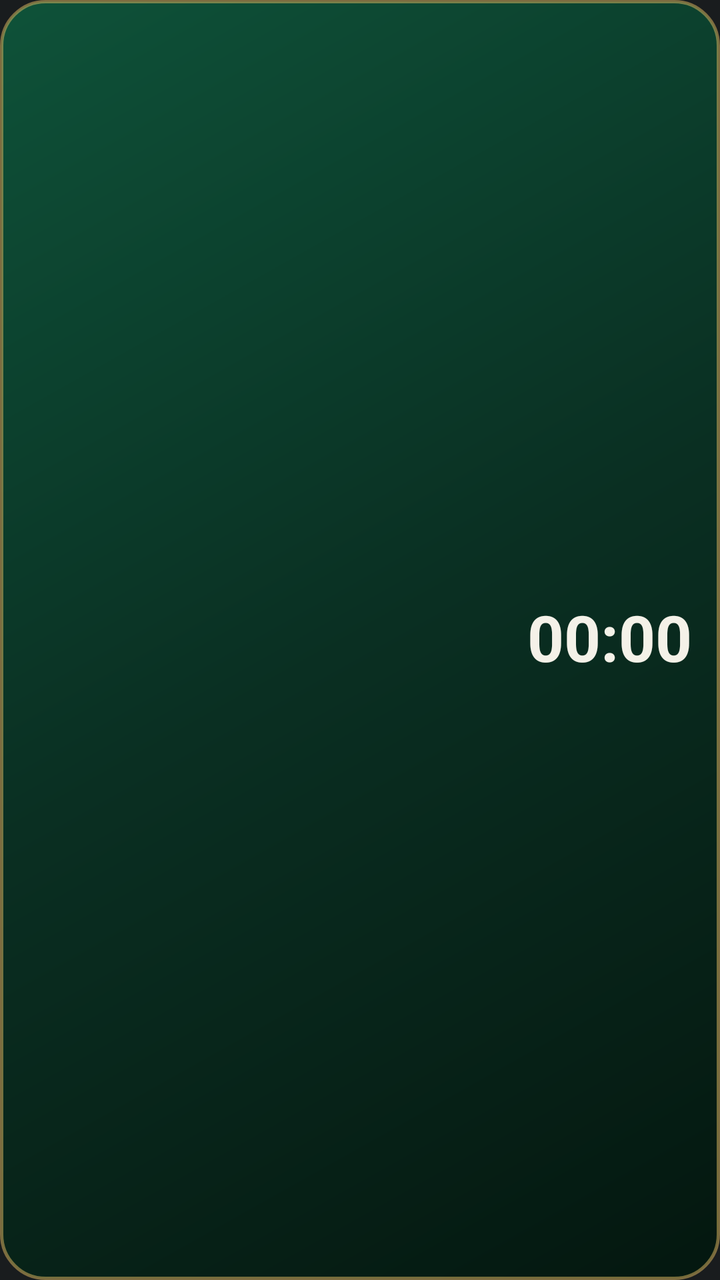
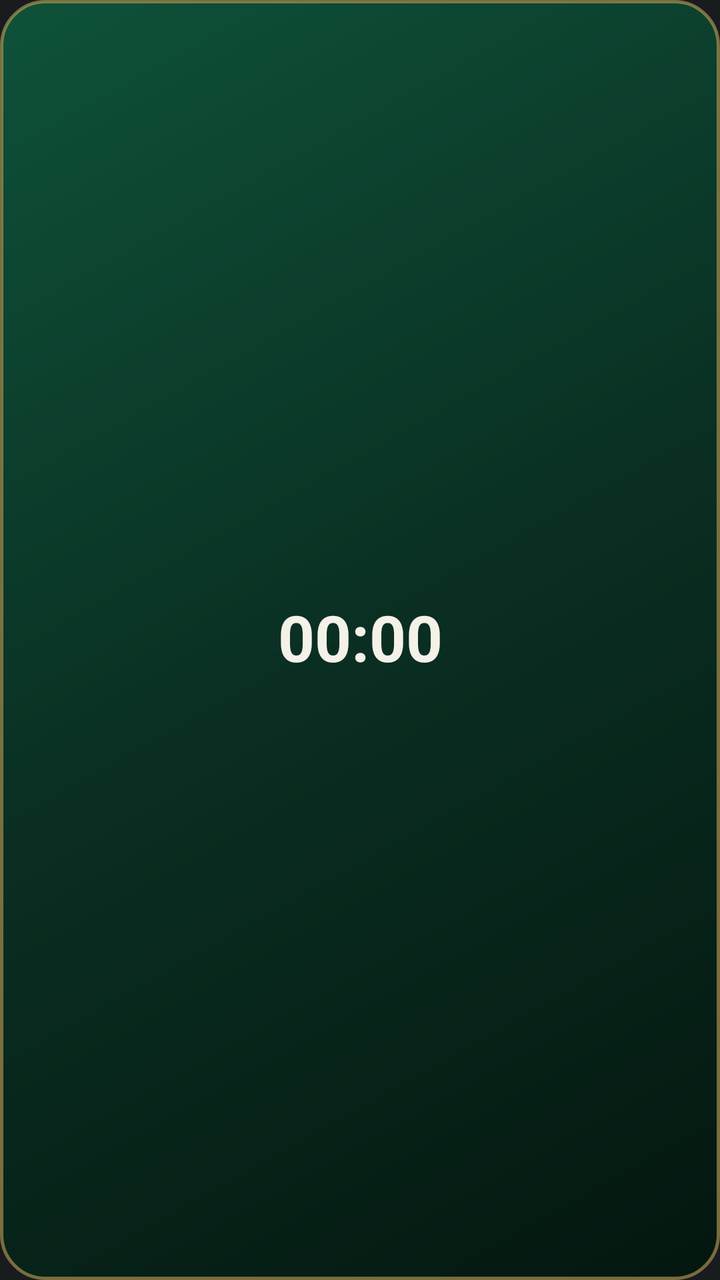

Two renders of the same Android screen: before a commit and after it. Below are the layout's source before the change and the commit's diff.
<!-- AndroidManifest.xml: application theme android:Theme.DeviceDefault.NoActionBar -->
<!-- res/layout/widget_ram.xml -->
<?xml version="1.0" encoding="utf-8"?>
<LinearLayout xmlns:android="http://schemas.android.com/apk/res/android"
    android:id="@+id/rroot"
    android:layout_width="match_parent"
    android:layout_height="match_parent"
    android:orientation="vertical"
    android:layoutDirection="rtl"
    android:gravity="center_vertical"
    android:paddingStart="14dp"
    android:paddingEnd="14dp"
    android:paddingTop="4dp"
    android:paddingBottom="4dp"
    android:background="@drawable/widget_bg">
    <TextView
        android:id="@+id/rtitle"
        android:layout_width="match_parent"
        android:layout_height="wrap_content"
        android:includeFontPadding="false"
        android:textColor="#D6B25E"
        android:textSize="15sp"
        android:textStyle="bold"
        android:singleLine="true" />
    <TextView
        android:id="@+id/rlab"
        android:layout_width="match_parent"
        android:layout_height="wrap_content"
        android:layout_marginTop="2dp"
        android:includeFontPadding="false"
        android:textColor="#A9C2B4"
        android:textSize="12sp"
        android:singleLine="true" />
    <Chronometer
        android:id="@+id/rcd"
        android:layout_width="wrap_content"
        android:layout_height="wrap_content"
        android:includeFontPadding="false"
        android:layoutDirection="ltr"
        android:textColor="#F4F1E8"
        android:textSize="32sp"
        android:textStyle="bold" />
    <TextView
        android:id="@+id/rcdt"
        android:layout_width="wrap_content"
        android:layout_height="wrap_content"
        android:includeFontPadding="false"
        android:textColor="#F4F1E8"
        android:textSize="24sp"
        android:textStyle="bold"
        android:visibility="gone" />
    <TextView
        android:id="@+id/rtimes"
        android:layout_width="match_parent"
        android:layout_height="wrap_content"
        android:layout_marginTop="2dp"
        android:includeFontPadding="false"
        android:textColor="#D6B25E"
        android:textSize="13sp"
        android:singleLine="true" />
    <TextView
        android:id="@+id/rkh"
        android:layout_width="match_parent"
        android:layout_height="wrap_content"
        android:layout_marginTop="2dp"
        android:includeFontPadding="false"
        android:textColor="#A9C2B4"
        android:textSize="12sp"
        android:singleLine="true" />
</LinearLayout>
<!-- resources referenced by this layout -->
<resources>
  <!-- drawable widget_bg (drawable) -->
  <?xml version="1.0" encoding="utf-8"?>
  <shape xmlns:android="http://schemas.android.com/apk/res/android" android:shape="rectangle">
      <gradient android:startColor="#0E5239" android:centerColor="#0A2F22" android:endColor="#04170F" android:angle="315" />
      <stroke android:width="1.5dp" android:color="#88D6B25E" />
      <corners android:radius="22dp" />
  </shape>
</resources>

<!-- the commit's change to res/layout/widget_ram.xml (unified diff, before → after) -->
@@ -14,24 +14,29 @@
     <TextView
         android:id="@+id/rtitle"
         android:layout_width="match_parent"
+        android:gravity="center_horizontal"
         android:layout_height="wrap_content"
         android:includeFontPadding="false"
         android:textColor="#D6B25E"
         android:textSize="15sp"
         android:textStyle="bold"
-        android:singleLine="true" />
+        android:singleLine="true"
+        android:ellipsize="none" />
     <TextView
         android:id="@+id/rlab"
         android:layout_width="match_parent"
+        android:gravity="center_horizontal"
         android:layout_height="wrap_content"
         android:layout_marginTop="2dp"
         android:includeFontPadding="false"
         android:textColor="#A9C2B4"
         android:textSize="12sp"
-        android:singleLine="true" />
+        android:singleLine="true"
+        android:ellipsize="none" />
     <Chronometer
         android:id="@+id/rcd"
-        android:layout_width="wrap_content"
+        android:layout_width="match_parent"
+        android:gravity="center_horizontal"
         android:layout_height="wrap_content"
         android:includeFontPadding="false"
         android:layoutDirection="ltr"
@@ -40,7 +45,8 @@
         android:textStyle="bold" />
     <TextView
         android:id="@+id/rcdt"
-        android:layout_width="wrap_content"
+        android:layout_width="match_parent"
+        android:gravity="center_horizontal"
         android:layout_height="wrap_content"
         android:includeFontPadding="false"
         android:textColor="#F4F1E8"
@@ -50,19 +56,23 @@
     <TextView
         android:id="@+id/rtimes"
         android:layout_width="match_parent"
+        android:gravity="center_horizontal"
         android:layout_height="wrap_content"
         android:layout_marginTop="2dp"
         android:includeFontPadding="false"
         android:textColor="#D6B25E"
         android:textSize="13sp"
-        android:singleLine="true" />
+        android:singleLine="true"
+        android:ellipsize="none" />
     <TextView
         android:id="@+id/rkh"
         android:layout_width="match_parent"
+        android:gravity="center_horizontal"
         android:layout_height="wrap_content"
         android:layout_marginTop="2dp"
         android:includeFontPadding="false"
         android:textColor="#A9C2B4"
         android:textSize="12sp"
-        android:singleLine="true" />
+        android:singleLine="true"
+        android:ellipsize="none" />
 </LinearLayout>
